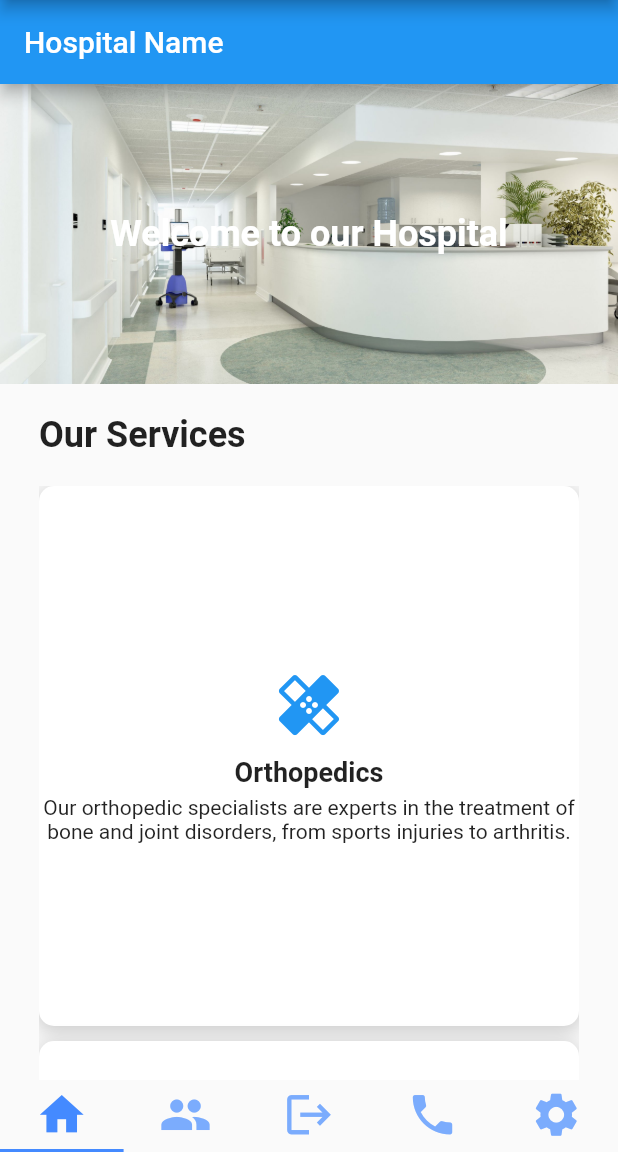
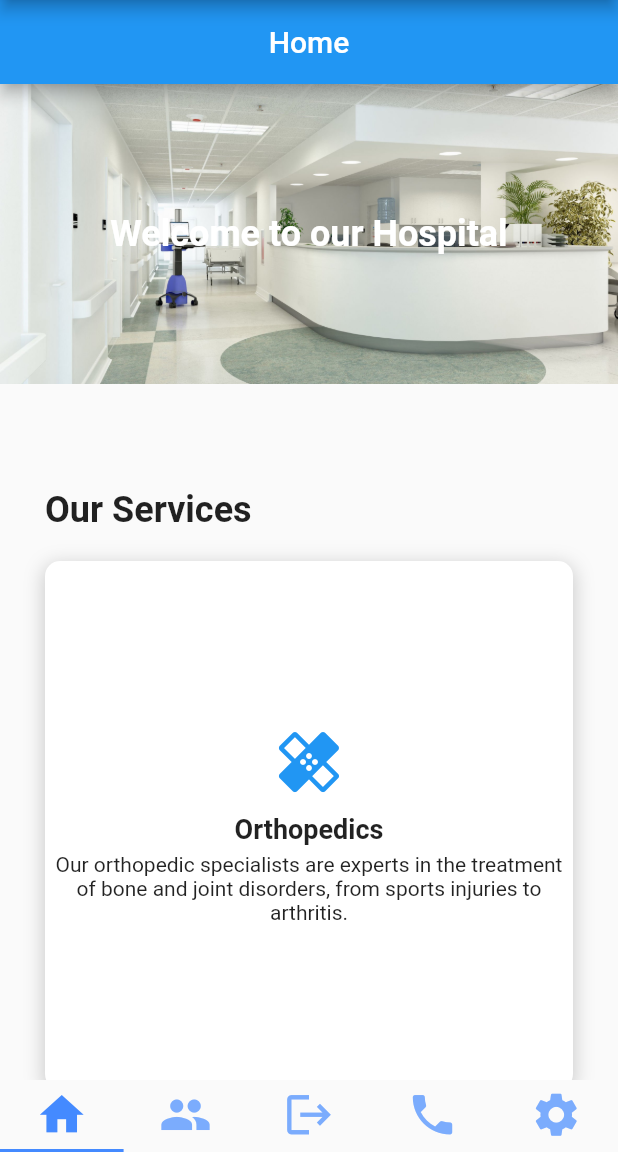
Before and after one commit to MrKomron/flutter_end_project, a Flutter app: the screen it shows after launch, on a phone screen of 412 x 824 dp, the part 84-1236 px from its top. Run offline on Flutter 3.47's test engine with Material 2 defaults, Android fonts, the phone set to English and light mode, and no system bars.

Commit message:
home page is aangepast

```diff
--- a/lib/pages/home.dart
+++ b/lib/pages/home.dart
@@ -5,9 +5,10 @@ class HomePage extends StatelessWidget {
   Widget build(BuildContext context) {
     return Scaffold(
       appBar: AppBar(
-        title: Text('Hospital Name'),
+        title: Center(child: Text('Home')),
       ),
-      body: Column(
+      body: SingleChildScrollView(
+        child: Column(
           children: [
             Container(
               height: 200.0,
@@ -30,9 +31,8 @@ class HomePage extends StatelessWidget {
               ),
             ),
             SizedBox(height: 20.0),
-          Expanded(
-            child: Padding(
-              padding: EdgeInsets.symmetric(horizontal: 26.0),
+            Padding(
+              padding: EdgeInsets.symmetric(horizontal: 30.0,vertical: 50),
               child: Column(
                 crossAxisAlignment: CrossAxisAlignment.start,
                 children: [
@@ -44,8 +44,9 @@ class HomePage extends StatelessWidget {
                     ),
                   ),
                   SizedBox(height: 20.0),
-                  Expanded(
-                    child: GridView.count(
+                  GridView.count(
+                    shrinkWrap: true,
+                    physics: NeverScrollableScrollPhysics(),
                     crossAxisCount: 1,
                     crossAxisSpacing: 10.0,
                     mainAxisSpacing: 10.0,
@@ -76,12 +77,11 @@ class HomePage extends StatelessWidget {
                       ),
                     ],
                   ),
+                ],
+              ),
             ),
           ],
         ),
-            ),
-          ),
-        ],
       ),
     );
   }
@@ -106,6 +106,7 @@ class HomePage extends StatelessWidget {
         ),
         child: Column(
           mainAxisAlignment: MainAxisAlignment.center,
+
           children: [
             Icon(
               icon,
```
Lines whose indentation alone changed are shown as unchanged.
